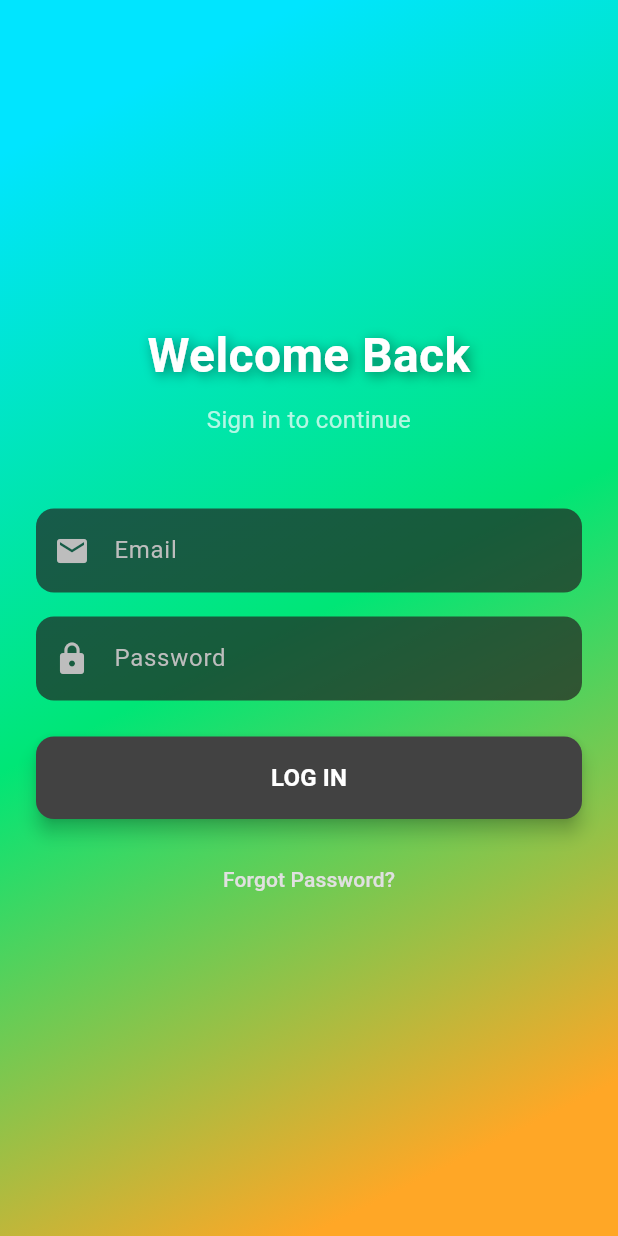
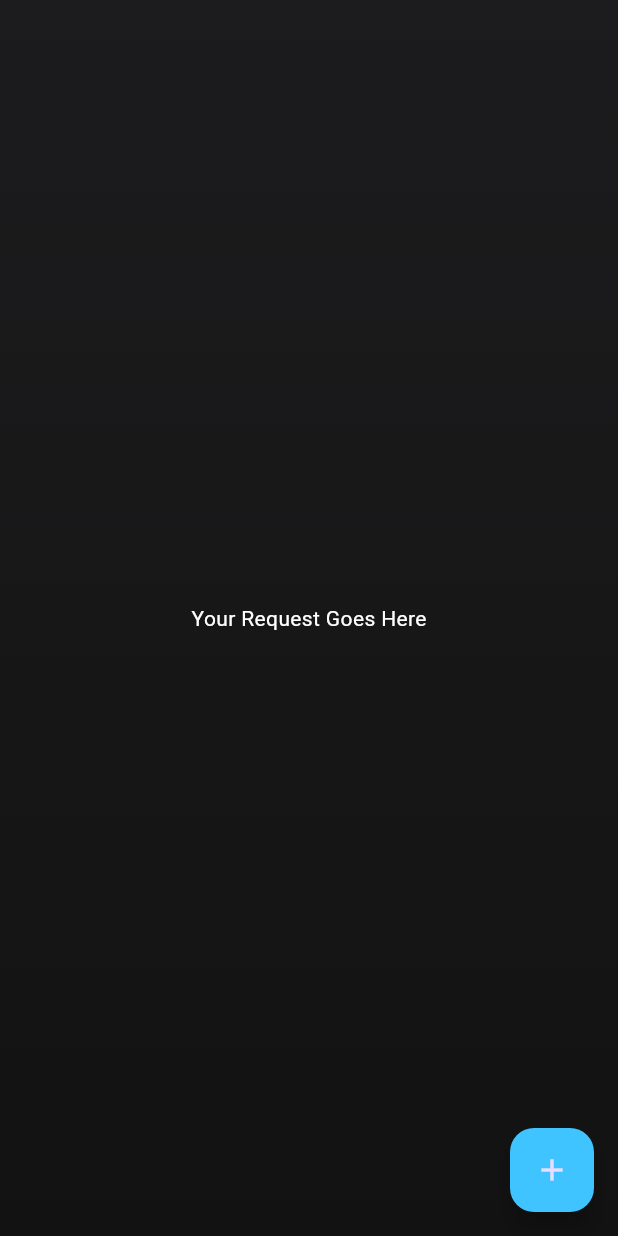
Before and after one commit to EduShare000/EduShare, a Flutter app: the screen it shows after launch, on a phone screen of 412 x 824 dp. Run offline on Flutter 3.47's test engine with Material 3 defaults, Android fonts, the phone set to English and light mode, and no system bars.

Commit message:
Updated Color Gradient

```diff
--- a/edushare/lib/main.dart
+++ b/edushare/lib/main.dart
@@ -10,10 +10,43 @@
   @override
   Widget build(BuildContext context) {
     return MaterialApp(
-      title: 'Flutter Gradient Login',
+      title: 'EduShare Login',
       debugShowCheckedModeBanner: false,
       theme: ThemeData(brightness: Brightness.dark, primarySwatch: Colors.grey),
-      home: const LoginPage(),
+      home: const YourPostingsScreen(),
+    );
+  }
+}
+
+class YourPostingsScreen extends StatelessWidget {
+  const YourPostingsScreen({super.key});
+
+  @override
+  Widget build(BuildContext context) {
+    return Scaffold(
+      body: Container(
+        decoration: const BoxDecoration(
+          gradient: LinearGradient(
+            begin: Alignment.topCenter,
+            end: Alignment.bottomCenter,
+            colors: [
+              Color(0xFF1C1C1E),
+              Color(0xFF121212),
+            ],
+          ),
+        ),
+        child: const Center(
+          child: Text(
+            'Your Request Goes Here',
+            style: TextStyle(color: Colors.white),
+          ),
+        ),
+      ),
+      floatingActionButton: FloatingActionButton(
+        onPressed: () {},
+        backgroundColor: Colors.lightBlueAccent,
+        child: const Icon(Icons.add),
+      ),
     );
   }
 }
@@ -67,7 +100,6 @@
                   style: TextStyle(color: Colors.white70, fontSize: 16.0),
                 ),
                 const SizedBox(height: 48.0),
-
                 TextField(
                   keyboardType: TextInputType.emailAddress,
                   style: const TextStyle(color: Colors.grey),
@@ -84,7 +116,6 @@
                   ),
                 ),
                 const SizedBox(height: 16.0),
-
                 TextField(
                   obscureText: true,
                   style: const TextStyle(color: Colors.grey),
@@ -101,7 +132,6 @@
                   ),
                 ),
                 const SizedBox(height: 24.0),
-
                 ElevatedButton(
                   onPressed: () {},
                   style: ElevatedButton.styleFrom(
@@ -119,7 +149,6 @@
                   ),
                 ),
                 const SizedBox(height: 16.0),
-
                 TextButton(
                   onPressed: () {},
                   child: Text(
```
